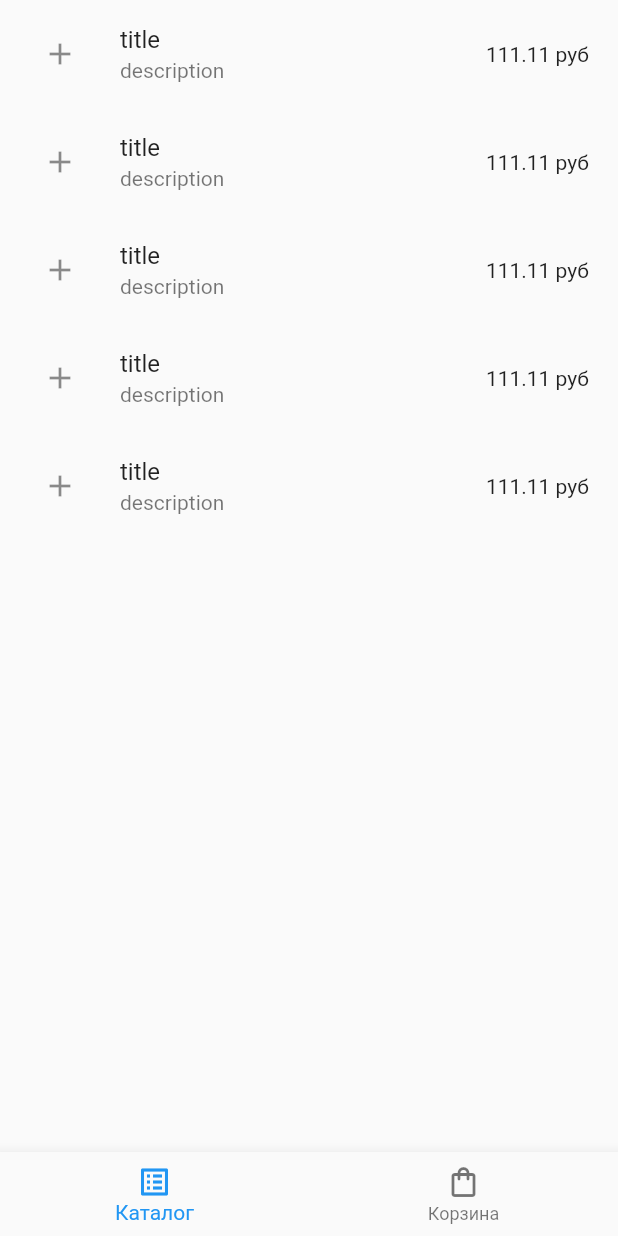
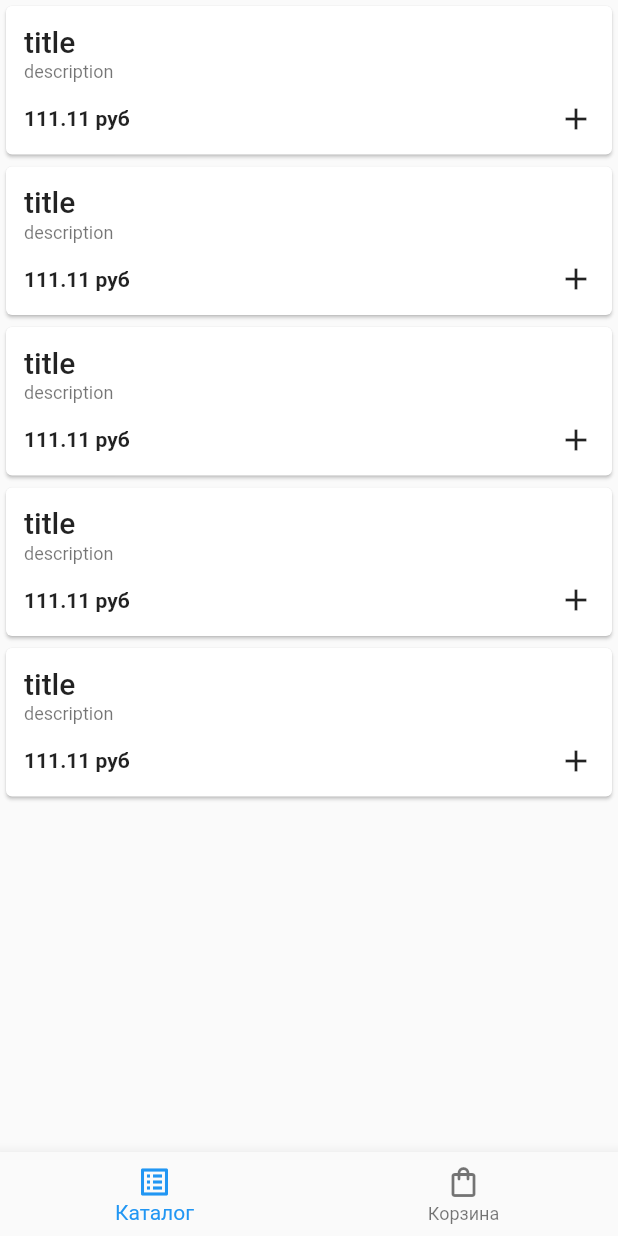
Before and after one commit to just-another-kirill-ilichev/flutter_ecommerce_sample, a Flutter app: the screen it shows after launch, after a tap on the "add" icon, on a phone screen of 412 x 824 dp. Run offline on Flutter 3.47's test engine with Material 2 defaults, Android fonts, the light colour scheme and no system bars; our stand-ins replace bloc, decimal, flutter_bloc.

Commit message:
Added ProductCart

```diff
--- a/lib/page/catalog_page/catalog_page.dart
+++ b/lib/page/catalog_page/catalog_page.dart
@@ -1,10 +1,7 @@
 import 'package:decimal/decimal.dart';
 import 'package:flutter/material.dart';
-import 'package:flutter_bloc/flutter_bloc.dart';
-import 'package:flutter_ecommerce_sample/bloc/cart_bloc/cart_bloc.dart';
-import 'package:flutter_ecommerce_sample/bloc/cart_bloc/cart_event.dart';
-import 'package:flutter_ecommerce_sample/domain/model/order_item.dart';
 import 'package:flutter_ecommerce_sample/domain/model/product.dart';
+import 'package:flutter_ecommerce_sample/page/catalog_page/product_card.dart';
 
 class CatalogPage extends StatelessWidget {
   const CatalogPage({Key? key}) : super(key: key);
@@ -18,21 +15,8 @@ class CatalogPage extends StatelessWidget {
     );
 
     return ListView.builder(
-      itemBuilder: (_, index) => _buildProduct(context, product),
+      itemBuilder: (_, index) => ProductCard(product: product),
       itemCount: 5,
     );
   }
-
-  Widget _buildProduct(BuildContext context, Product product) {
-    return ListTile(
-      title: Text(product.title),
-      subtitle: Text(product.description),
-      trailing: Text('${product.price} руб '),
-      leading: IconButton(
-        icon: const Icon(Icons.add),
-        onPressed: () => BlocProvider.of<CartBloc>(context, listen: false)
-            .add(AddItemToCartEvent(OrderItem(product: product, amount: 1))),
-      ),
-    );
-  }
 }
--- /dev/null
+++ b/lib/page/catalog_page/product_card.dart
@@ -0,0 +1,58 @@
+import 'package:flutter/material.dart';
+import 'package:flutter/widgets.dart';
+import 'package:flutter_bloc/flutter_bloc.dart';
+import 'package:flutter_ecommerce_sample/bloc/cart_bloc/cart_bloc.dart';
+import 'package:flutter_ecommerce_sample/bloc/cart_bloc/cart_event.dart';
+import 'package:flutter_ecommerce_sample/domain/model/order_item.dart';
+import 'package:flutter_ecommerce_sample/domain/model/product.dart';
+
+class ProductCard extends StatelessWidget {
+  final Product product;
+
+  const ProductCard({Key? key, required this.product}) : super(key: key);
+
+  @override
+  Widget build(BuildContext context) {
+    var textTheme = Theme.of(context).textTheme;
+
+    return Card(
+      child: Padding(
+        padding: const EdgeInsets.fromLTRB(12.0, 12.0, 0.0, 0.0),
+        child: Column(
+          crossAxisAlignment: CrossAxisAlignment.start,
+          children: [
+            Text(product.title, style: textTheme.headline6),
+            const SizedBox(height: 2),
+            Text(
+              product.description,
+              style: textTheme.caption,
+              maxLines: 3,
+              overflow: TextOverflow.ellipsis,
+            ),
+            Row(
+              mainAxisAlignment: MainAxisAlignment.spaceBetween,
+              children: [
+                Text(
+                  '${product.price} руб ',
+                  style: const TextStyle(fontWeight: FontWeight.bold),
+                ),
+                IconButton(
+                  icon: const Icon(Icons.add),
+                  onPressed: () => _onAddPressed(context),
+                ),
+              ],
+            ),
+          ],
+        ),
+      ),
+    );
+  }
+
+  void _onAddPressed(BuildContext context) {
+    var bloc = BlocProvider.of<CartBloc>(context, listen: false);
+    var item = OrderItem(product: product, amount: 1);
+    var event = AddItemToCartEvent(item);
+
+    bloc.add(event);
+  }
+}
```
